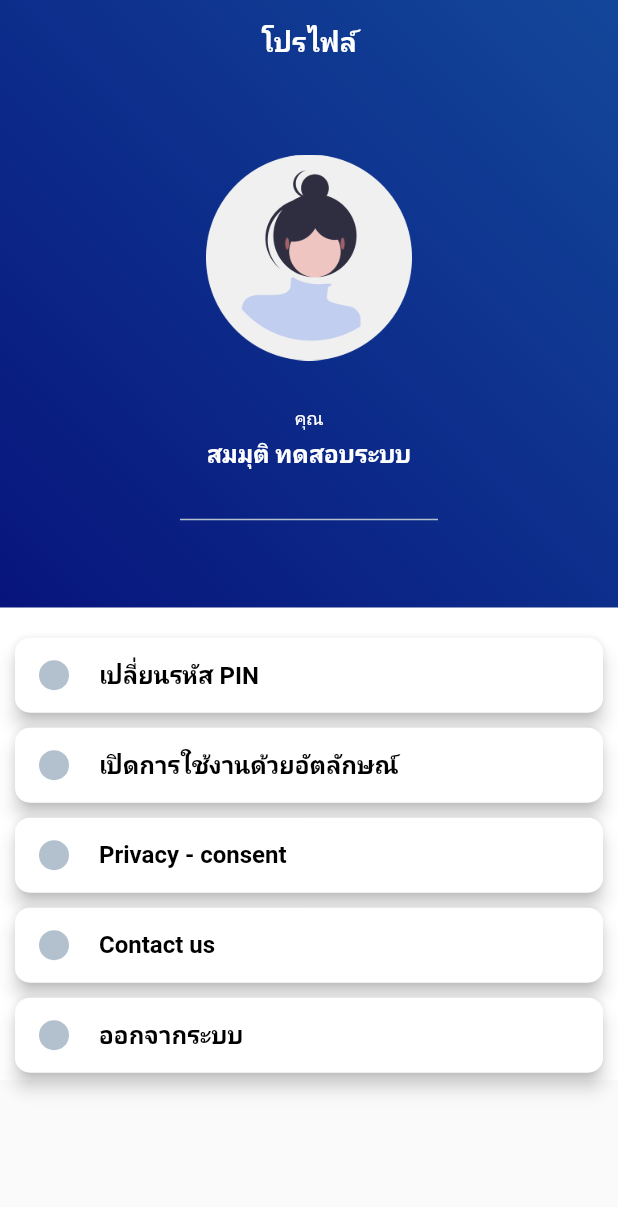
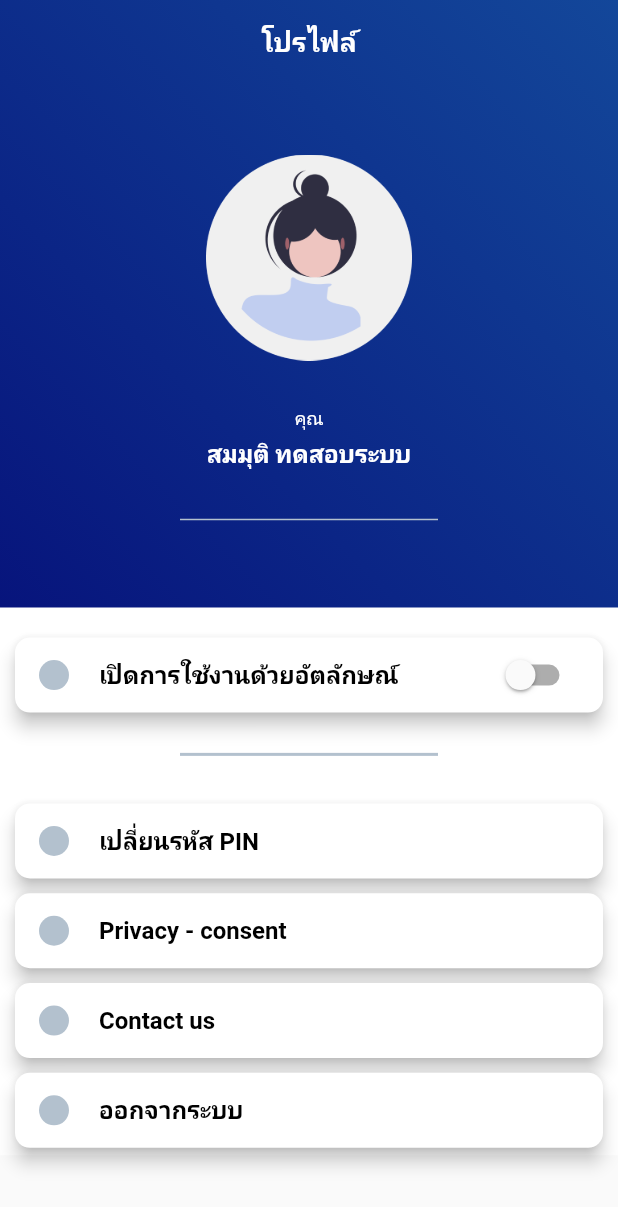
Before and after one commit to Ikkew555/nsw_app_user, a Flutter app: the ProfilePage screen opened directly, on a phone screen of 412 x 824 dp. Shown: the top 1207 px of the screen. Run offline on Flutter 3.47's test engine with Material 2 defaults, Android fonts, the phone set to English and light mode, and no system bars; our stand-ins replace badges, dropdown_button2, google_fonts, google_maps_flutter; missing offline and left inert: flutter_neat_and_clean_calendar, qr_code_scanner; Roboto replaces fonts that are missing (Prompt).

Commit message:
biometric btn

```diff
--- a/lib/component/btn_open_biometric.dart
+++ b/lib/component/btn_open_biometric.dart
@@ -1,3 +1,5 @@
+// ignore_for_file: prefer_const_constructors
+
 import 'package:flutter/material.dart';
 import 'package:nsw_app/config.dart';
 
@@ -9,6 +11,8 @@ class OpenBiometricButton extends StatefulWidget {
 }
 
 class _OpenBiometricButtonState extends State<OpenBiometricButton> {
+  bool light = false;
+
   @override
   Widget build(BuildContext context) {
     return ElevatedButton(
@@ -24,7 +28,10 @@ class _OpenBiometricButtonState extends State<OpenBiometricButton> {
       ),
       onPressed: () {},
       child: Row(
+        mainAxisAlignment: MainAxisAlignment.spaceBetween,
         crossAxisAlignment: CrossAxisAlignment.center,
+        children: [
+          Row(
             children: [
               Container(
                 width: 20,
@@ -41,6 +48,19 @@ class _OpenBiometricButtonState extends State<OpenBiometricButton> {
                   style: Config.instance.f16semiboldblack),
             ],
           ),
+          Switch(
+            // This bool value toggles the switch.
+            value: light,
+            activeColor: Color.fromRGBO(235, 158, 0, 1),
+            onChanged: (bool value) {
+              // This is called when the user toggles the switch.
+              setState(() {
+                light = value;
+              });
+            },
+          ),
+        ],
+      ),
     );
   }
 }
--- a/lib/pages/profile/profilepage.dart
+++ b/lib/pages/profile/profilepage.dart
@@ -8,6 +8,20 @@ import 'package:nsw_app/component/btn_logout.dart';
 import 'package:nsw_app/component/btn_open_biometric.dart';
 import 'package:nsw_app/component/btn_privacy_consent.dart';
 import 'package:nsw_app/config.dart';
+
+void main() => runApp(
+      MyApp(),
+    );
+
+class MyApp extends StatelessWidget {
+  @override
+  Widget build(BuildContext context) {
+    return MaterialApp(
+      debugShowCheckedModeBanner: false,
+      home: ProfilePage(),
+    );
+  }
+}
 
 class ProfilePage extends StatefulWidget {
   const ProfilePage({Key? key}) : super(key: key);
@@ -40,7 +54,9 @@ class _ProfilePageState extends State<ProfilePage> {
           ),
         ),
       ),
-      body: Column(
+      body: Expanded(
+        child: SingleChildScrollView(
+          child: Column(
             children: [
               Container(
                 width: MediaQuery.of(context).size.width,
@@ -110,20 +126,32 @@ class _ProfilePageState extends State<ProfilePage> {
                 ),
               ),
               Container(
-            constraints: BoxConstraints(
-              maxHeight: double.infinity,
-            ),
+                // constraints: BoxConstraints(
+                //   maxHeight: double.infinity,
+                // ),
                 color: Colors.white,
                 child: Padding(
                   padding: EdgeInsets.fromLTRB(10.0, 15.0, 10.0, 0.0),
                   child: SizedBox(
-                height: 300,
+                    height: 350,
                     child: Column(
                       crossAxisAlignment: CrossAxisAlignment.start,
                       mainAxisAlignment: MainAxisAlignment.spaceAround,
                       children: [
+                        Padding(
+                          padding: const EdgeInsets.fromLTRB(0, 0, 0, 10),
+                          child: OpenBiometricButton(),
+                        ),
+                        Divider(
+                          thickness: 2,
+                          indent: 110,
+                          endIndent: 110,
+                          color: Color.fromRGBO(179, 193, 206, 1),
+                        ),
+                        SizedBox(
+                          height: 5,
+                        ),
                         ChangPinButton(),
-                    OpenBiometricButton(),
                         PrivacyConsentButton(),
                         AboutSystemButton(),
                         LogOutButton(),
@@ -132,16 +160,12 @@ class _ProfilePageState extends State<ProfilePage> {
                   ),
                 ),
               ),
-          // Padding(
-          //   padding: EdgeInsets.fromLTRB(0.0, 25.0, 0.0, 0.0),
-          //   child: Divider(
-          //     indent: 120,
-          //     endIndent: 120,
-          //     thickness: 1,
-          //     color: Color.fromRGBO(102, 102, 102, 1),
-          //   ),
-          // ),
+              SizedBox(
+                height: 50,
+              ),
             ],
+          ),
+        ),
       ),
     );
   }
```
Lines whose indentation alone changed are shown as unchanged.
